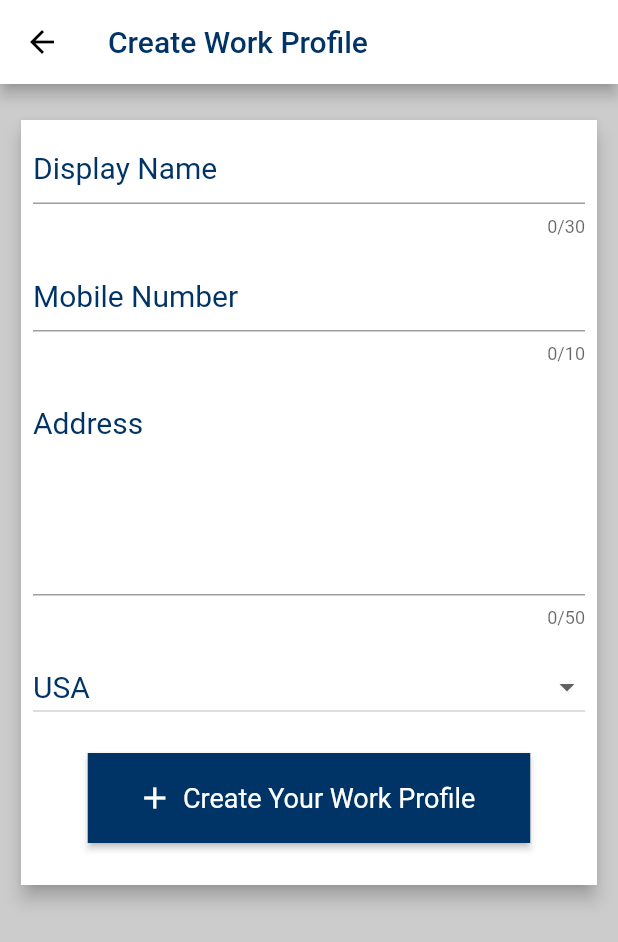
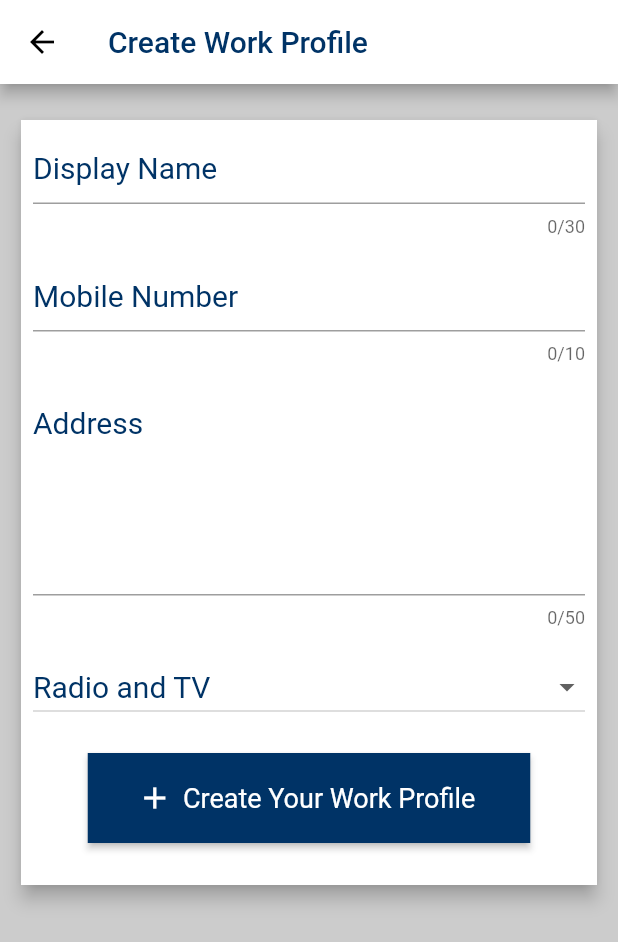
Before and after one commit to PrabodaSankalpa/shramikaya, a Flutter app: the WorkProfileForm screen opened directly, on a phone screen of 412 x 824 dp. Shown: the top 942 px of the screen. Run offline on Flutter 3.47's test engine with Material 2 defaults, Android fonts, the phone set to English and light mode, and no system bars; our stand-ins replace animated_text_kit, carousel_slider, cloud_firestore, firebase_auth, firebase_core, google_sign_in; accounts and stored records are empty.

Commit message:
before vaccation push

```diff
--- a/lib/screens/work_profile_form.dart
+++ b/lib/screens/work_profile_form.dart
@@ -13,16 +13,16 @@ class WorkProfileForm extends StatefulWidget {
 
 class _WorkProfileFormState extends State<WorkProfileForm> {
   List<DropdownMenuItem<String>> menuItems = [
-    DropdownMenuItem(child: Text("USA"), value: "USA"),
-    DropdownMenuItem(child: Text("Canada"), value: "Canada"),
-    DropdownMenuItem(child: Text("Brazil"), value: "Brazil"),
-    DropdownMenuItem(child: Text("England"), value: "England"),
+    DropdownMenuItem(child: Text("Radio and TV"), value: "Radio and TV"),
+    DropdownMenuItem(child: Text("Gardening"), value: "Gardening"),
+    DropdownMenuItem(child: Text("Computer"), value: "Computer"),
+    DropdownMenuItem(child: Text("House and Home"), value: "House and Home"),
   ];
 
   TextEditingController _controllerDisplayName = new TextEditingController();
   TextEditingController _controllerMobileNumber = new TextEditingController();
   TextEditingController _controllerAddress = new TextEditingController();
-  String selectedValue = "USA";
+  String selectedValue = "Radio and TV";
 
   @override
   Widget build(BuildContext context) {
--- a/lib/widgets/job_card.dart
+++ b/lib/widgets/job_card.dart
@@ -45,7 +45,7 @@ class _JobCardState extends State<JobCard> {
                       width: 10,
                     ),
                     const Text(
-                      'Chamara Signhabahu',
+                      'Chamara Singhabahu',
                       style: TextStyle(fontSize: 18),
                     ),
                   ],
```
Also changed, not shown: lib/screens/jobs_page.dart (+5 -3 lines).
